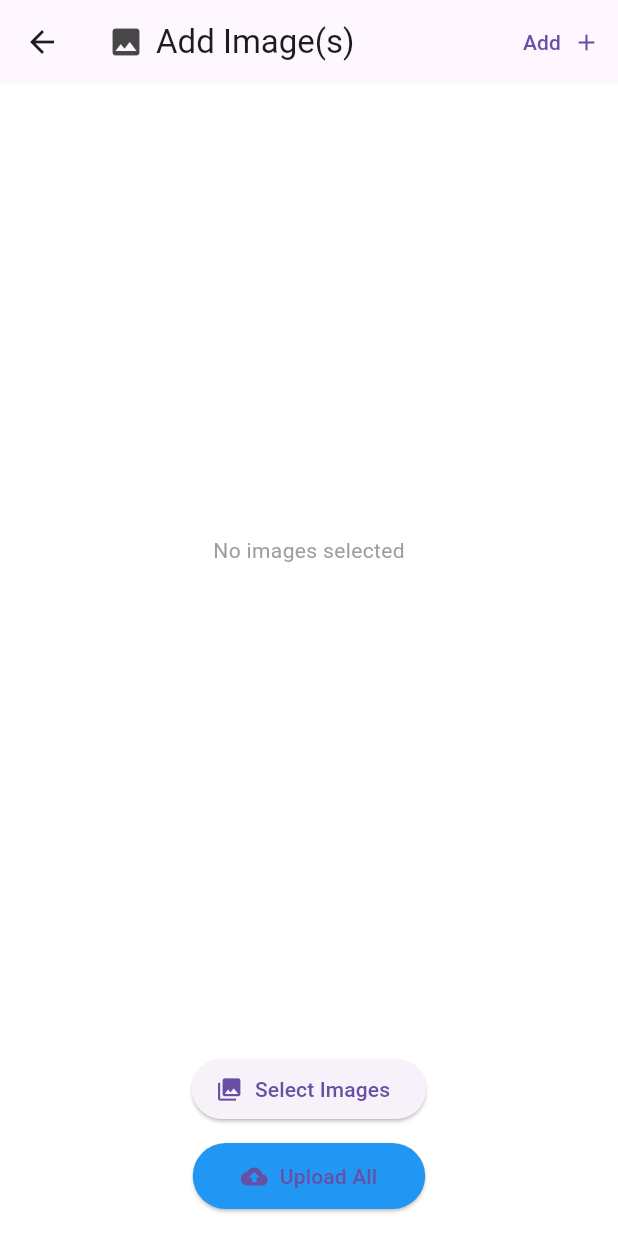
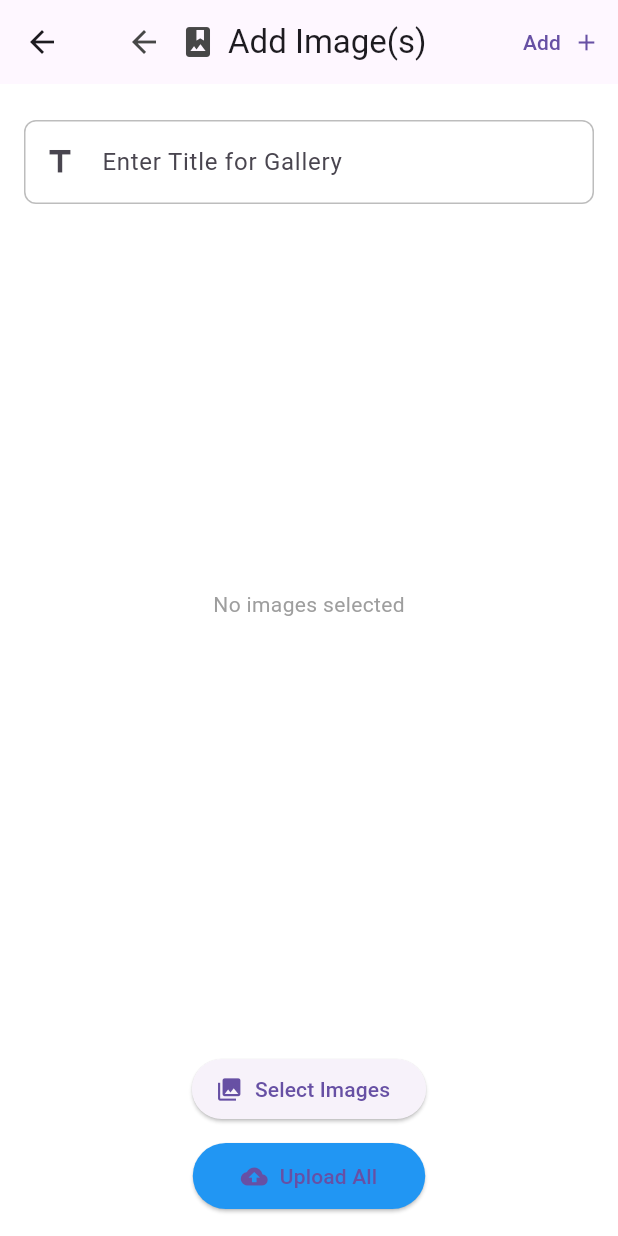
Before and after one commit to Andaeiii/ex_jam_pilot, a Flutter app: the UploadImgs screen opened by its route, on a phone screen of 412 x 824 dp. Run offline on Flutter 3.47's test engine with Material 3 defaults, Android fonts, the phone set to English and light mode, and no system bars; our stand-ins replace animate_do, dio, file_picker, flutter_speed_dial, get, get_storage and 2 more; accounts and stored records are empty; network calls fail.

Commit message:
posting to the gallery wall now working...

```diff
--- a/lib/apis/api_client.dart
+++ b/lib/apis/api_client.dart
@@ -66,6 +66,7 @@ class ApiClient {
   }
 
   Future<dio.Response> uploadImages(
+    String albumText,
     List<File> images, {
     void Function(int sent, int total)? onSendProgress,
   }) async {
@@ -77,7 +78,8 @@ class ApiClient {
             filename: "image_$i.jpg",
           ),
       ],
-      "userId": 1, //storage.read("user_id").toString() ,
+      "title": albumText,
+      "userId": storage.read("userId").toString(),
     });
 
     return await dioClient.post(
--- a/lib/controllers/UploadController.dart
+++ b/lib/controllers/UploadController.dart
@@ -18,7 +18,7 @@ class UploadController extends GetxController {
     }
   }
 
-  Future<void> uploadImages() async {
+  Future<void> uploadImages(titletxt) async {
     if (selectedImages.isEmpty) {
       Get.snackbar("Error", "Please select images first.");
       return;
@@ -31,6 +31,7 @@ class UploadController extends GetxController {
       //print(selectedImages);
 
       final response = await apiClient.uploadImages(
+        titletxt,
         selectedImages,
         onSendProgress: (sent, total) {
           uploadProgress.value = sent / total;
@@ -39,6 +40,8 @@ class UploadController extends GetxController {
 
       if (response.statusCode == 200) {
         Get.snackbar("Success", "Images uploaded successfully!");
+        //Get.back(); // Go back to the previous screen
+        Get.offAllNamed('/home');
       } else {
         print('error' + response.statusMessage.toString());
       }
--- a/lib/controllers/auth_controller.dart
+++ b/lib/controllers/auth_controller.dart
@@ -37,6 +37,7 @@ class AuthController extends GetxController {
 
       // ✅ Persist token
       storage.write("token", token.value);
+      storage.write('userId', user.value?.id);
       Get.offAllNamed("/home");
     } catch (e) {
       errorMessage.value = e.toString();
--- a/lib/main.dart
+++ b/lib/main.dart
@@ -9,6 +9,9 @@ import '../utils/routes.dart';
 void main() async {
   WidgetsFlutterBinding.ensureInitialized();
   await GetStorage.init(); // ✅ Initialize GetStorage
+
+  // Register lazily with fenix so it's recreated if disposed
+  Get.lazyPut(() => AuthController(), fenix: true);
 
   runApp(const MyApp());
 }
--- a/lib/utils/helpers/FormCtrls.dart
+++ b/lib/utils/helpers/FormCtrls.dart
@@ -17,7 +17,7 @@ class FormCtrls {
     // ✅ New fields
     bool multiline = false,
     int minLines = 1,
-    int maxLines = 1,
+    int? maxLines, // allow null (infinite expansion)
     VoidCallback? onSend, // send button callback
   }) {
     return Padding(
@@ -28,18 +28,22 @@ class FormCtrls {
         keyboardType: multiline ? TextInputType.multiline : keyboardType,
         obscureText: obscureText,
         style: TextStyle(color: textColor),
+
+        // ✅ Safe handling of min/max lines
         minLines: multiline ? minLines : 1,
-        maxLines: multiline ? maxLines : 1,
+        maxLines: multiline
+            ? (maxLines ?? null) // allow unlimited if null
+            : 1,
+
         decoration: InputDecoration(
           labelText: labelText,
           filled: backgroundColor != null,
           fillColor: backgroundColor,
 
-          // ✅ FIX: Use InputBorder.none instead of null
           border: useBorder
               ? OutlineInputBorder(borderRadius: BorderRadius.circular(8.0))
-              : InputBorder.none, // ← This is the fix
-          // ✅ Also set enabledBorder and focusedBorder for consistency
+              : InputBorder.none,
+
           enabledBorder: useBorder
               ? OutlineInputBorder(
                   borderRadius: BorderRadius.circular(8.0),
--- a/lib/utils/routes.dart
+++ b/lib/utils/routes.dart
@@ -4,10 +4,10 @@ import 'package:get/get.dart';
 import '../views/pages/login.dart';
 import '../views/pages/home.dart';
 
-const String appRouteDefault = "/test";
+const String appRouteDefault = "/login";
 final List<GetPage<dynamic>> appRoutes = [
   GetPage(name: "/login", page: () => LoginPage()),
   GetPage(name: "/home", page: () => HomeScreen()),
   GetPage(name: "/comments", page: () => CommentsPage()),
-  GetPage(name: "/test", page: () => UploadImgs()),
+  GetPage(name: "/photos", page: () => UploadImgs()),
 ];
--- a/lib/views/pages/upload_img.dart
+++ b/lib/views/pages/upload_img.dart
@@ -1,9 +1,20 @@
+import 'package:exjam_prj/utils/helpers/FormCtrls.dart';
 import 'package:flutter/material.dart';
 import 'package:get/get.dart';
 import '../../controllers/UploadController.dart';
 
 class UploadImgs extends StatelessWidget {
   final UploadController _controller = Get.put(UploadController());
+  final TextEditingController _gallTitle = TextEditingController();
+
+  void validateAndUpload() {
+    var _gtxt = _gallTitle.text.trim();
+    if (_gtxt.isEmpty) {
+      Get.snackbar("Error", "Title field cannot be empty");
+    } else {
+      _controller.uploadImages(_gtxt);
+    }
+  }
 
   @override
   Widget build(BuildContext context) {
@@ -11,8 +22,15 @@ class UploadImgs extends StatelessWidget {
       appBar: AppBar(
         title: Row(
           children: [
+            IconButton(
+              icon: const Icon(
+                Icons.arrow_back,
+                color: Color.fromARGB(255, 71, 71, 71),
+              ),
+              onPressed: () => Get.toNamed('/home'),
+            ),
             Icon(
-              Icons.image,
+              Icons.photo_album,
               color: Color.fromARGB(255, 71, 71, 71),
             ), // your icon
             SizedBox(width: 8),
@@ -36,6 +54,17 @@ class UploadImgs extends StatelessWidget {
         child: Column(
           children: [
             // Image Grid Preview
+            Container(
+              alignment: Alignment.centerLeft,
+              child: FormCtrls.inputField(
+                controller: _gallTitle,
+                labelText: "Enter Title for Gallery",
+                multiline: true,
+                minLines: 1, // starts with 1 line
+                maxLines: null, // grows automatically
+                icon: Icons.title,
+              ),
+            ),
             Expanded(
               child: Obx(() {
                 if (_controller.selectedImages.isEmpty) {
@@ -142,7 +171,7 @@ class UploadImgs extends StatelessWidget {
 
             // Upload Button
             ElevatedButton.icon(
-              onPressed: _controller.uploadImages,
+              onPressed: validateAndUpload,
               icon: Icon(Icons.cloud_upload),
               label: Text("Upload All"),
               style: ElevatedButton.styleFrom(
```
Also changed, not shown: lib/models/post_model.dart (+32 -4 lines), lib/models/wallpost_model.dart (added, +19 -0 lines), lib/views/comps/FlyOutMenu.dart (added, +37 -0 lines), lib/views/layouts/sidebar_layout.dart (+2 -23 lines), lib/views/pages/login.dart (+9 -7 lines), lib/views/pages/social_wall.dart (+7 -2 lines).
